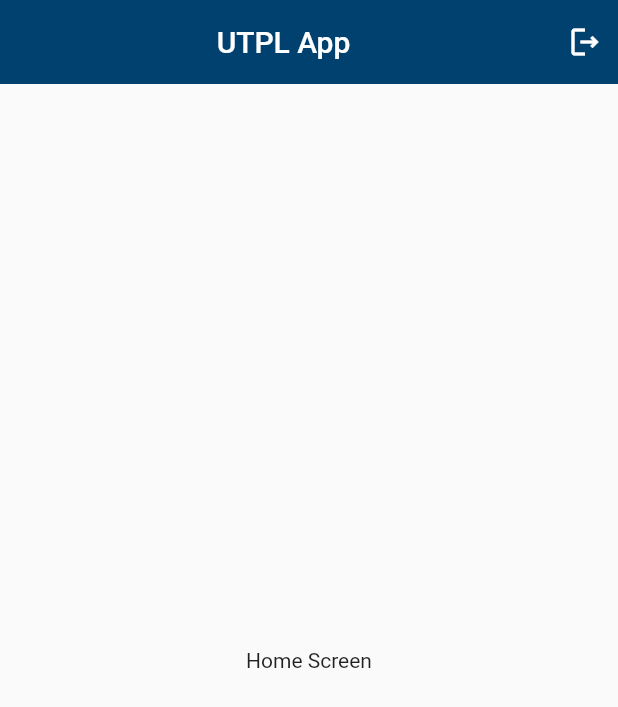
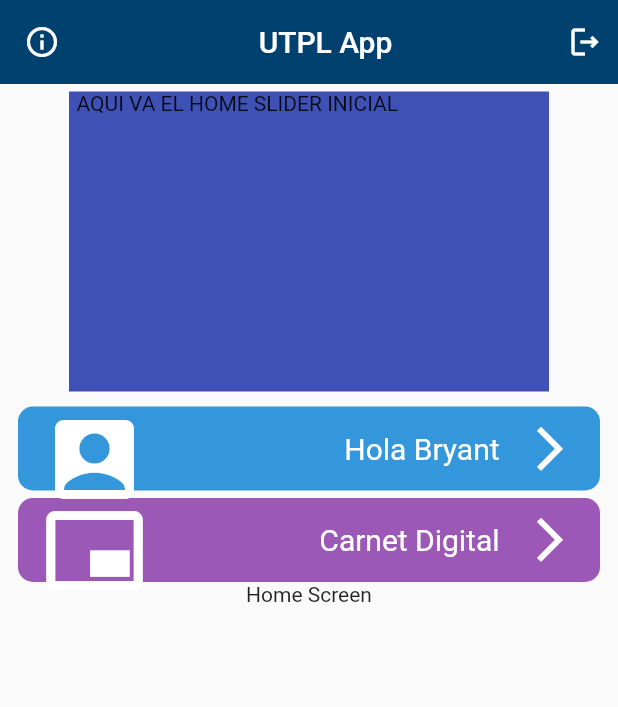
Before and after one commit to bdportilla1/utpl_app, a Flutter app: the screen it shows after launch, on a phone screen of 412 x 824 dp. Shown: the top 707 px of the screen. Run offline on Flutter 3.47's test engine with Material 2 defaults, Android fonts, the phone set to English and light mode, and no system bars.

Commit message:
Creacion de botones home

```diff
--- a/utpl_app/lib/screens/home_screen.dart
+++ b/utpl_app/lib/screens/home_screen.dart
@@ -1,4 +1,7 @@
 import 'package:flutter/material.dart';
+
+
+import 'package:utpl_app/widgets/widgets.dart';
 
 class HomeScreen extends StatelessWidget {
 
@@ -6,22 +9,37 @@
 
   @override
   Widget build(BuildContext context) {
-    return Scaffold(
-      appBar: AppBar(
-        title: const Center(
-          child:  Text('UTPL App')
-        ),
-        //leading: const Icon(Icons.info_outline),
-        actions: [
-          Container(
-            margin:  const EdgeInsets.only(right: 10),
-            child:  const Icon(Icons.logout_outlined,
-            ),
-          )
+    return  Scaffold(
+      appBar: const AppBarWidget(titulo: 'UTPL App'),
+      body: Column(
+        mainAxisAlignment: MainAxisAlignment.start,
+
+        children: const [
+          SizedBox(height: 5,),
+          HomeSliderWidget(),
+          SizedBox(height: 10,),
+
+          //Empieza el menu
+          ItemMenuWidget(
+              tituloMenu: 'Hola Bryant',
+              color: Color.fromRGBO(52, 151, 219, 1), //#3497DB
+              icono: Icons.account_box_rounded,
+              ruta: 'home_screen',
+          ),
+          SizedBox(height: 5,),
+          ItemMenuWidget(
+              tituloMenu: 'Carnet Digital',
+              color: Color.fromRGBO(155, 88, 182, 1), //#9B58B6
+              icono: Icons.branding_watermark_outlined,
+              ruta: 'home_screen',
+          ),
+
+
+
+
+
+          Text('Home Screen')
         ],
-      ),
-      body: const Center(
-         child: Text('Home Screen'),
       ),
     );
   }
--- /dev/null
+++ b/utpl_app/lib/widgets/app_bar_widget.dart
@@ -0,0 +1,28 @@
+import 'package:flutter/material.dart';
+
+class AppBarWidget extends StatelessWidget with PreferredSizeWidget{
+  final String titulo;
+
+  const AppBarWidget({Key? key, required this.titulo}) : super(key: key);
+
+  @override
+  Widget build(BuildContext context) {
+    return AppBar(
+        title: Center(
+          child:  Text(titulo)
+        ),
+        leading: const Icon(Icons.info_outline),
+        actions: [
+          Container(
+            margin:  const EdgeInsets.only(right: 10),
+            child:  const Icon(Icons.logout_outlined,
+            ),
+          )
+        ],
+    );
+  }
+
+  @override
+  // TODO: implement preferredSize
+  Size get preferredSize => const Size.fromHeight(kToolbarHeight);
+}
--- /dev/null
+++ b/utpl_app/lib/widgets/home_slider_widget.dart
@@ -0,0 +1,20 @@
+import 'package:flutter/material.dart';
+
+class HomeSliderWidget extends StatelessWidget {
+
+  const HomeSliderWidget({Key? key}) : super(key: key);
+
+  @override
+  Widget build(BuildContext context) {
+    return  Center(
+      child: Container(
+        color: Colors.indigo,
+        height: 200,
+        width: 320,
+        padding: const EdgeInsets.symmetric(horizontal: 5),
+        child: const Text('AQUI VA EL HOME SLIDER INICIAL'),
+
+      ),
+    );
+  }
+}
--- /dev/null
+++ b/utpl_app/lib/widgets/item_menu_widget.dart
@@ -0,0 +1,52 @@
+import 'package:flutter/material.dart';
+
+class ItemMenuWidget extends StatelessWidget {
+  final String tituloMenu;
+  final IconData icono;
+  final Color color;
+  final String ruta;
+
+  const ItemMenuWidget({
+    Key? key,
+    required this.tituloMenu,
+    required this.icono,
+    required this.color,
+    required this.ruta,
+  }) : super(key: key);
+
+  @override
+  Widget build(BuildContext context) {
+    return Padding(
+      padding: const EdgeInsets.symmetric(horizontal: 12) ,
+      child: ListTile(
+
+        shape: RoundedRectangleBorder(borderRadius: BorderRadius.circular(10)),
+        title: Row(
+          mainAxisAlignment: MainAxisAlignment.end,
+          children:[
+            Text(
+              tituloMenu,
+              textAlign: TextAlign.end,
+              style: const TextStyle(fontSize: 20, color: Colors.white),
+            ),
+
+          ],
+        ),
+        leading: Icon(
+          icono,
+          size: 70,
+          color: Colors.white,
+        ),
+        trailing: const Icon(
+              Icons.arrow_forward_ios_sharp,
+              size: 35,
+              color: Colors.white,
+            ),
+        onTap: (){
+          Navigator.pushNamed(context, ruta);
+        },
+        tileColor: color,
+      ),
+    );
+  }
+}
--- /dev/null
+++ b/utpl_app/lib/widgets/widgets.dart
@@ -0,0 +1,3 @@
+export 'package:utpl_app/widgets/app_bar_widget.dart';
+export 'package:utpl_app/widgets/home_slider_widget.dart';
+export 'package:utpl_app/widgets/item_menu_widget.dart';
```
